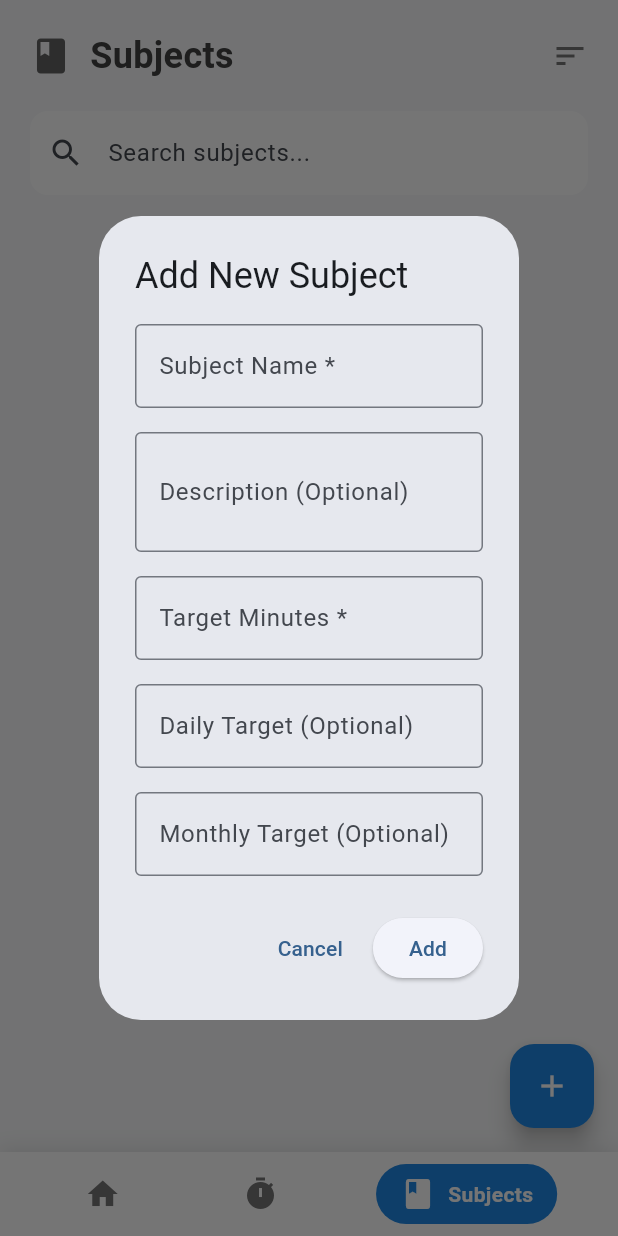
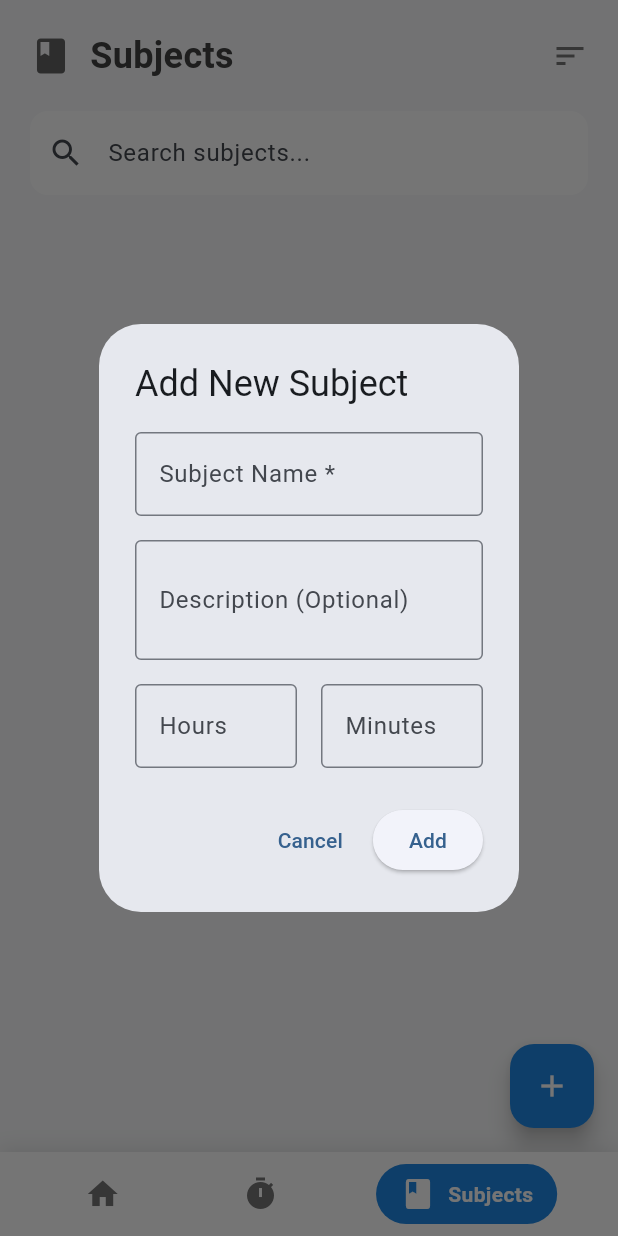
Before and after one commit to suvojit213/study_planner, a Flutter app: the screen it shows after launch, item 2 of the bottom bar chosen, after a tap on the "book" icon, after a tap on the "add" icon, on a phone screen of 412 x 824 dp. Run offline on Flutter 3.47's test engine with Material 3 defaults, Android fonts, the phone set to English and light mode, and no system bars; our stand-ins replace sqflite; accounts and stored records are empty.

Commit message:
refactor: replace target minutes with daily target duration

```diff
--- a/lib/models/subject.dart
+++ b/lib/models/subject.dart
@@ -2,18 +2,14 @@ class Subject {
   final int? id;
   final String name;
   final String? description;
-  final int targetMinutes;
-  final int? dailyTargetMinutes;
-  final int? monthlyTargetMinutes;
+  final Duration? dailyTarget;
   final DateTime createdAt;
 
   Subject({
     this.id,
     required this.name,
     this.description,
-    required this.targetMinutes,
-    this.dailyTargetMinutes,
-    this.monthlyTargetMinutes,
+    this.dailyTarget,
     required this.createdAt,
   });
 
@@ -22,9 +18,7 @@ class Subject {
       'id': id,
       'name': name,
       'description': description,
-      'target_minutes': targetMinutes,
-      'daily_target_minutes': dailyTargetMinutes,
-      'monthly_target_minutes': monthlyTargetMinutes,
+      'daily_target_minutes': dailyTarget?.inMinutes,
       'created_at': createdAt.millisecondsSinceEpoch,
     };
   }
@@ -34,9 +28,9 @@ class Subject {
       id: map['id'],
       name: map['name'],
       description: map['description'],
-      targetMinutes: map['target_minutes'],
-      dailyTargetMinutes: map['daily_target_minutes'],
-      monthlyTargetMinutes: map['monthly_target_minutes'],
+      dailyTarget: map['daily_target_minutes'] != null
+          ? Duration(minutes: map['daily_target_minutes'])
+          : null,
       createdAt: DateTime.fromMillisecondsSinceEpoch(map['created_at']),
     );
   }
@@ -45,18 +39,14 @@ class Subject {
     int? id,
     String? name,
     String? description,
-    int? targetMinutes,
-    int? dailyTargetMinutes,
-    int? monthlyTargetMinutes,
+    Duration? dailyTarget,
     DateTime? createdAt,
   }) {
     return Subject(
       id: id ?? this.id,
       name: name ?? this.name,
       description: description ?? this.description,
-      targetMinutes: targetMinutes ?? this.targetMinutes,
-      dailyTargetMinutes: dailyTargetMinutes ?? this.dailyTargetMinutes,
-      monthlyTargetMinutes: monthlyTargetMinutes ?? this.monthlyTargetMinutes,
+      dailyTarget: dailyTarget ?? this.dailyTarget,
       createdAt: createdAt ?? this.createdAt,
     );
   }
--- a/lib/screens/subject_details_screen.dart
+++ b/lib/screens/subject_details_screen.dart
@@ -84,10 +84,24 @@ class _SubjectDetailsScreenState extends State<SubjectDetailsScreen> {
       children: [
         _buildStatCard('Total Time', '${totalTime}m', Icons.access_time, Colors.green),
         _buildStatCard('Avg Session', '${avgDuration.toStringAsFixed(1)}m', Icons.timelapse, Colors.orange),
-        _buildStatCard('Daily Target', '${widget.subject.dailyTargetMinutes ?? '-'}m', Icons.today, Colors.blue),
-        _buildStatCard('Monthly Target', '${widget.subject.monthlyTargetMinutes ?? '-'}m', Icons.calendar_today, Colors.purple),
+        _buildStatCard('Daily Target', _formatDuration(widget.subject.dailyTarget), Icons.today, Colors.blue),
       ],
     );
+  }
+
+  String _formatDuration(Duration? duration) {
+    if (duration == null || duration.inMinutes == 0) {
+      return '-';
+    }
+    final hours = duration.inHours;
+    final minutes = duration.inMinutes % 60;
+    if (hours > 0 && minutes > 0) {
+      return '${hours}h ${minutes}m';
+    } else if (hours > 0) {
+      return '${hours}h';
+    } else {
+      return '${minutes}m';
+    }
   }
 
   Widget _buildStatCard(String title, String value, IconData icon, Color color) {
--- a/lib/screens/subjects_screen.dart
+++ b/lib/screens/subjects_screen.dart
@@ -47,9 +47,8 @@ class _SubjectsScreenState extends State<SubjectsScreen> {
   void _showAddSubjectDialog() {
     final nameController = TextEditingController();
     final descriptionController = TextEditingController();
-    final targetController = TextEditingController();
-    final dailyTargetController = TextEditingController();
-    final monthlyTargetController = TextEditingController();
+    final hoursController = TextEditingController();
+    final minutesController = TextEditingController();
 
     showDialog(
       context: context,
@@ -76,34 +75,30 @@ class _SubjectsScreenState extends State<SubjectsScreen> {
                 maxLines: 2,
               ),
               const SizedBox(height: 16),
-              TextField(
-                controller: targetController,
+              Row(
+                children: [
+                  Expanded(
+                    child: TextField(
+                      controller: hoursController,
                       decoration: const InputDecoration(
-                  labelText: 'Target Minutes *',
+                        labelText: 'Hours',
                         border: OutlineInputBorder(),
-                  suffixText: 'minutes',
                       ),
                       keyboardType: TextInputType.number,
                     ),
-              const SizedBox(height: 16),
-              TextField(
-                controller: dailyTargetController,
+                  ),
+                  const SizedBox(width: 16),
+                  Expanded(
+                    child: TextField(
+                      controller: minutesController,
                       decoration: const InputDecoration(
-                  labelText: 'Daily Target (Optional)',
+                        labelText: 'Minutes',
                         border: OutlineInputBorder(),
-                  suffixText: 'minutes',
                       ),
                       keyboardType: TextInputType.number,
                     ),
-              const SizedBox(height: 16),
-              TextField(
-                controller: monthlyTargetController,
-                decoration: const InputDecoration(
-                  labelText: 'Monthly Target (Optional)',
-                  border: OutlineInputBorder(),
-                  suffixText: 'minutes',
                   ),
-                keyboardType: TextInputType.number,
+                ],
               ),
             ],
           ),
@@ -115,29 +110,21 @@ class _SubjectsScreenState extends State<SubjectsScreen> {
           ),
           ElevatedButton(
             onPressed: () async {
-              if (nameController.text.trim().isEmpty ||
-                  targetController.text.trim().isEmpty) {
+              if (nameController.text.trim().isEmpty) {
                 _showSnackBar('Please fill in all required fields', Colors.red);
                 return;
               }
 
-              final targetMinutes = int.tryParse(targetController.text);
-              if (targetMinutes == null || targetMinutes <= 0) {
-                _showSnackBar('Please enter a valid target time', Colors.red);
-                return;
-              }
-
-              final dailyTarget = int.tryParse(dailyTargetController.text);
-              final monthlyTarget = int.tryParse(monthlyTargetController.text);
+              final hours = int.tryParse(hoursController.text) ?? 0;
+              final minutes = int.tryParse(minutesController.text) ?? 0;
+              final dailyTarget = Duration(hours: hours, minutes: minutes);
 
               final success = await _subjectService.addSubject(
                 name: nameController.text.trim(),
                 description: descriptionController.text.trim().isEmpty
                     ? null
                     : descriptionController.text.trim(),
-                targetMinutes: targetMinutes,
-                dailyTargetMinutes: dailyTarget,
-                monthlyTargetMinutes: monthlyTarget,
+                dailyTarget: dailyTarget.inMinutes > 0 ? dailyTarget : null,
               );
 
               if (success) {
@@ -157,9 +144,8 @@ class _SubjectsScreenState extends State<SubjectsScreen> {
   void _showEditSubjectDialog(Subject subject) {
     final nameController = TextEditingController(text: subject.name);
     final descriptionController = TextEditingController(text: subject.description ?? '');
-    final targetController = TextEditingController(text: subject.targetMinutes.toString());
-    final dailyTargetController = TextEditingController(text: subject.dailyTargetMinutes?.toString() ?? '');
-    final monthlyTargetController = TextEditingController(text: subject.monthlyTargetMinutes?.toString() ?? '');
+    final hoursController = TextEditingController(text: subject.dailyTarget?.inHours.toString() ?? '');
+    final minutesController = TextEditingController(text: (subject.dailyTarget?.inMinutes ?? 0) % 60).toString());
 
     showDialog(
       context: context,
@@ -186,34 +172,30 @@ class _SubjectsScreenState extends State<SubjectsScreen> {
                 maxLines: 2,
               ),
               const SizedBox(height: 16),
-              TextField(
-                controller: targetController,
+              Row(
+                children: [
+                  Expanded(
+                    child: TextField(
+                      controller: hoursController,
                       decoration: const InputDecoration(
-                  labelText: 'Target Minutes *',
+                        labelText: 'Hours',
                         border: OutlineInputBorder(),
-                  suffixText: 'minutes',
                       ),
                       keyboardType: TextInputType.number,
                     ),
-              const SizedBox(height: 16),
-              TextField(
-                controller: dailyTargetController,
+                  ),
+                  const SizedBox(width: 16),
+                  Expanded(
+                    child: TextField(
+                      controller: minutesController,
                       decoration: const InputDecoration(
-                  labelText: 'Daily Target (Optional)',
+                        labelText: 'Minutes',
                         border: OutlineInputBorder(),
-                  suffixText: 'minutes',
                       ),
                       keyboardType: TextInputType.number,
                     ),
-              const SizedBox(height: 16),
-              TextField(
-                controller: monthlyTargetController,
-                decoration: const InputDecoration(
-                  labelText: 'Monthly Target (Optional)',
-                  border: OutlineInputBorder(),
-                  suffixText: 'minutes',
                   ),
-                keyboardType: TextInputType.number,
+                ],
               ),
             ],
           ),
@@ -225,29 +207,21 @@ class _SubjectsScreenState extends State<SubjectsScreen> {
           ),
           ElevatedButton(
             onPressed: () async {
-              if (nameController.text.trim().isEmpty ||
-                  targetController.text.trim().isEmpty) {
+              if (nameController.text.trim().isEmpty) {
                 _showSnackBar('Please fill in all required fields', Colors.red);
                 return;
               }
 
-              final targetMinutes = int.tryParse(targetController.text);
-              if (targetMinutes == null || targetMinutes <= 0) {
-                _showSnackBar('Please enter a valid target time', Colors.red);
-                return;
-              }
-
-              final dailyTarget = int.tryParse(dailyTargetController.text);
-              final monthlyTarget = int.tryParse(monthlyTargetController.text);
+              final hours = int.tryParse(hoursController.text) ?? 0;
+              final minutes = int.tryParse(minutesController.text) ?? 0;
+              final dailyTarget = Duration(hours: hours, minutes: minutes);
 
               final updatedSubject = subject.copyWith(
                 name: nameController.text.trim(),
                 description: descriptionController.text.trim().isEmpty
                     ? null
                     : descriptionController.text.trim(),
-                targetMinutes: targetMinutes,
-                dailyTargetMinutes: dailyTarget,
-                monthlyTargetMinutes: monthlyTarget,
+                dailyTarget: dailyTarget.inMinutes > 0 ? dailyTarget : null,
               );
 
               final success = await _subjectService.updateSubject(updatedSubject);
```
Also changed, not shown: lib/database/database_helper.dart (+18 -3 lines), lib/services/subject_service.dart (+2 -6 lines). Lines whose indentation alone changed are shown as unchanged.
